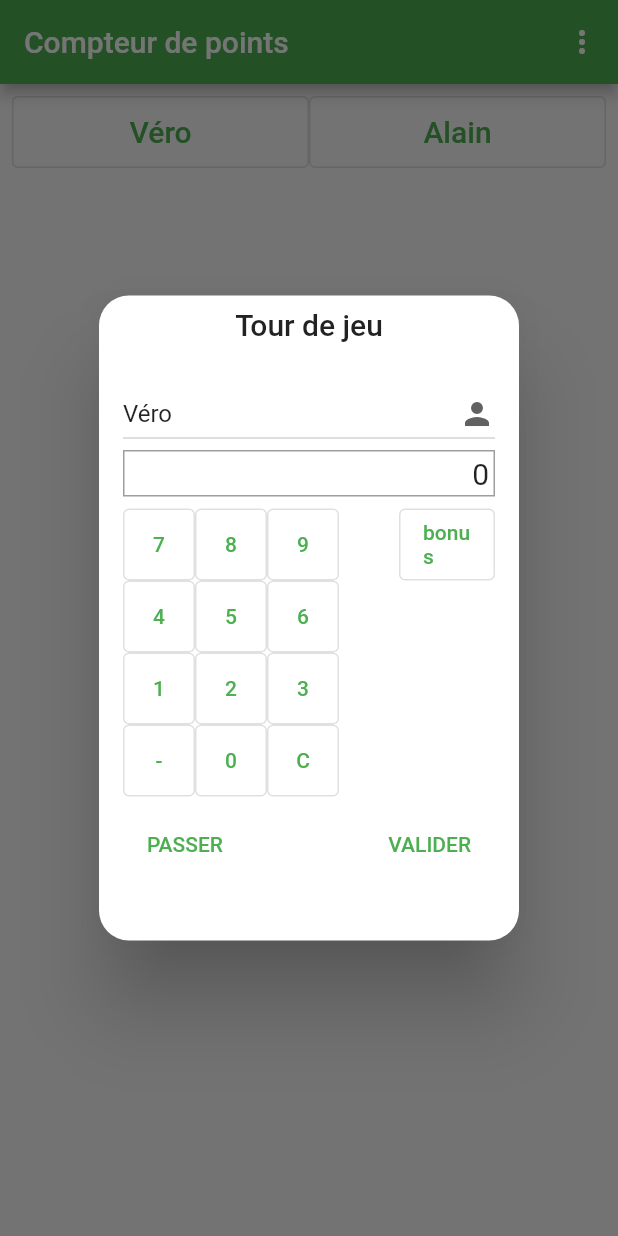
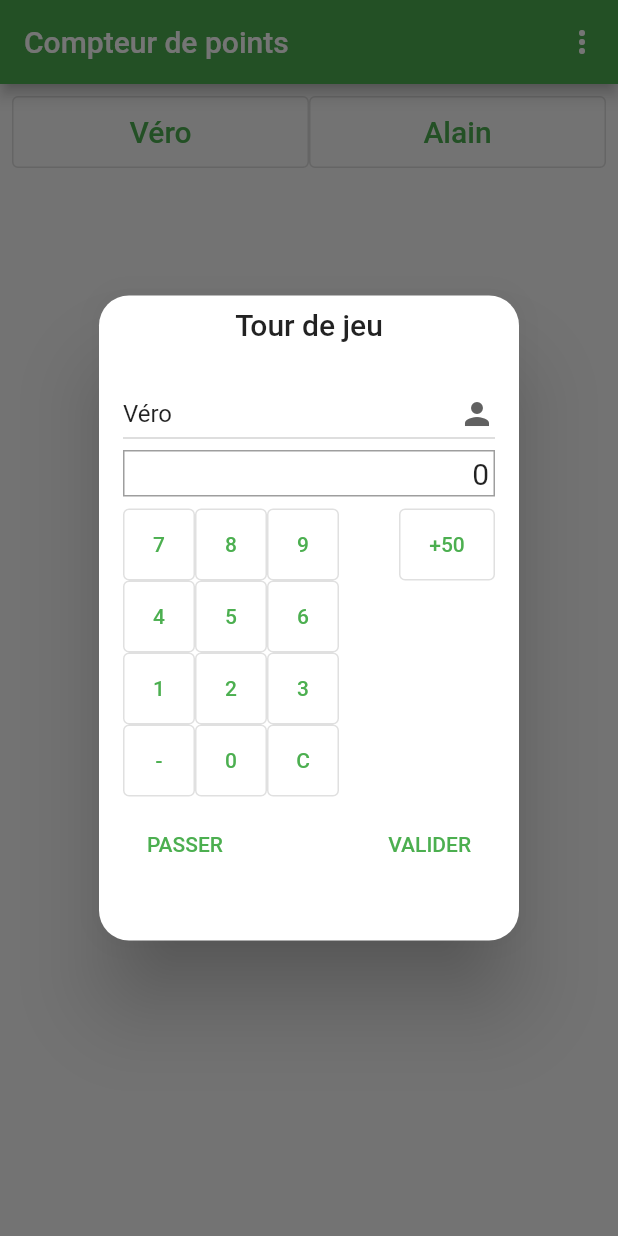
Before and after one commit to abasty/getx_scorer, a Flutter app: the screen it shows after launch, after a tap on "Véro", on a phone screen of 412 x 824 dp. Run offline on Flutter 3.47's test engine with Material 2 defaults, Android fonts, the phone set to English and light mode, and no system bars; our stand-ins replace get, get_storage.

Commit message:
Fixed bonus button (+50)

```diff
--- a/lib/view/turn_screen.dart
+++ b/lib/view/turn_screen.dart
@@ -98,7 +98,7 @@ class DigitKeyboard extends GameView {
             for (int i = 7; i <= 9; i++) _digitButton(i),
             const Spacer(),
             _rectButton(
-              text: 'bonus',
+              text: '+50',
               onPressed: () {
                 game.bonus.value = !game.bonus.value;
                 if (game.bonus.isTrue) game.malus.value = false;
```
